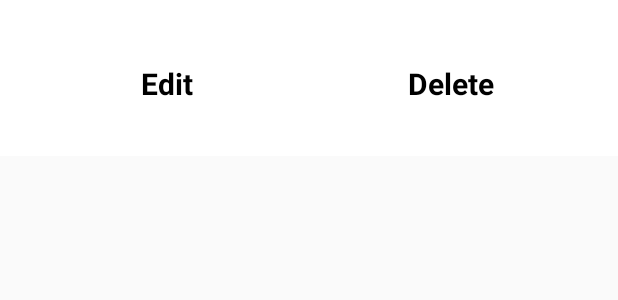
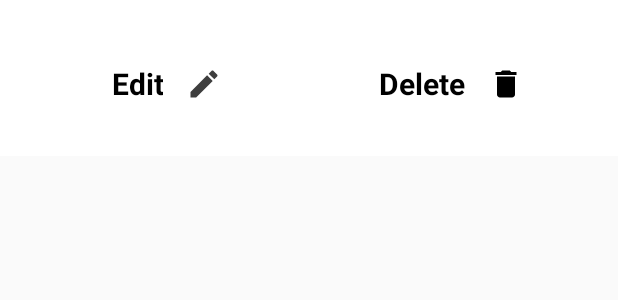
Before and after one commit to Anhphung14/Time4Study, an Android app: the layout custom_dialog_remove_edit_event.xml on its own in the app's theme, with its tools: preview values and no code run, on a phone screen of 412 x 824 dp. Shown: the top 300 px of the screen. Run offline under Robolectric (Android 15) with nearby library versions, the phone set to English and light mode, and no system bars.

Commit message:
them uid

```diff
--- a/app/src/main/res/layout/custom_dialog_remove_edit_event.xml
+++ b/app/src/main/res/layout/custom_dialog_remove_edit_event.xml
@@ -5,6 +5,7 @@
     android:orientation="vertical"
     android:padding="16dp"
     android:background="@android:color/white">
+
 
     <LinearLayout
         android:layout_width="match_parent"
@@ -19,17 +20,31 @@
             android:orientation="horizontal"
             android:layout_weight="1">
 
+            <LinearLayout
+                android:layout_width="match_parent"
+                android:layout_height="match_parent"
+                android:gravity="center"
+                android:orientation="horizontal">
+
                 <TextView
                     android:id="@+id/txtEditEvent"
-                android:layout_width="0dp"
+                    android:layout_width="wrap_content"
                     android:layout_height="wrap_content"
                     android:text="Edit"
                     android:textColor="@color/black"
-                android:layout_weight="1"
                     android:textSize="20dp"
                     android:gravity="center"
+                    android:layout_marginRight="15dp"
                     android:textStyle="bold"
-                android:layout_gravity="center"/>
+                    />
+
+                <ImageView
+                    android:layout_width="wrap_content"
+                    android:layout_height="wrap_content"
+                    android:layout_gravity="center"
+                    android:src="@drawable/ic_edit"/>
+            </LinearLayout>
+
         </LinearLayout>
 
         <LinearLayout
@@ -38,17 +53,31 @@
             android:orientation="horizontal"
             android:layout_weight="1">
 
+            <LinearLayout
+                android:layout_width="match_parent"
+                android:layout_height="match_parent"
+                android:gravity="center"
+                android:orientation="horizontal">
+
             <TextView
                 android:id="@+id/txtDeleteEvent"
-                android:layout_width="0dp"
+                android:layout_width="wrap_content"
                 android:layout_height="wrap_content"
                 android:text="Delete"
                 android:textColor="@color/black"
-                android:layout_weight="1"
                 android:textSize="20dp"
                 android:gravity="center"
+                android:layout_marginRight="15dp"
                 android:textStyle="bold"
-                android:layout_gravity="center"/>
+                />
+
+                <ImageView
+                    android:layout_width="wrap_content"
+                    android:layout_height="wrap_content"
+                    android:layout_gravity="center"
+                    android:src="@drawable/ic_delete"/>
+
             </LinearLayout>
         </LinearLayout>
     </LinearLayout>
+</LinearLayout>
```
Also changed, not shown: app/src/main/java/com/example/time4study/StudySchedule/StudyScheduleActivity.java (+14 -14 lines). Lines whose indentation alone changed are shown as unchanged.
